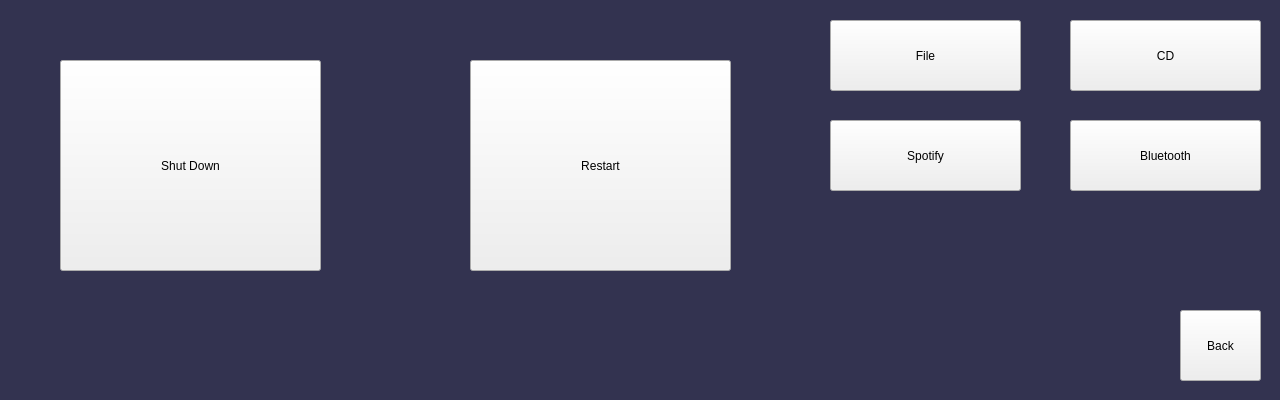
Rodmg/linamp, file mainmenuview.ui: the form before one commit.
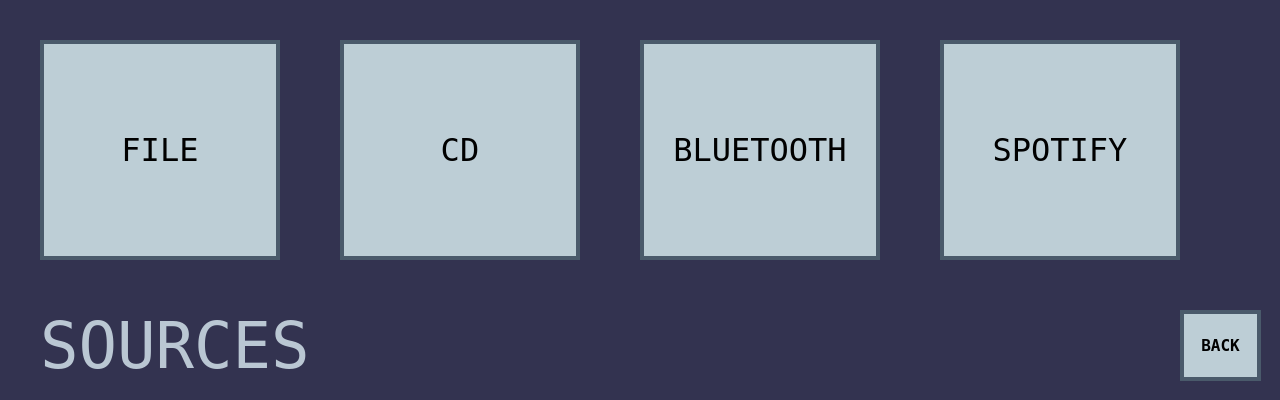
The form after the commit.

The edit to the form file:
```diff
--- a/mainmenuview.ui
+++ b/mainmenuview.ui
@@ -30,40 +30,101 @@
   <widget class="QPushButton" name="fileSourceButton">
    <property name="geometry">
     <rect>
-     <x>830</x>
-     <y>20</y>
-     <width>191</width>
-     <height>71</height>
+     <x>40</x>
+     <y>40</y>
+     <width>240</width>
+     <height>220</height>
     </rect>
    </property>
+   <property name="font">
+    <font>
+     <family>DejaVu Sans Mono</family>
+     <pointsize>24</pointsize>
+     <bold>false</bold>
+     <kerning>true</kerning>
+    </font>
+   </property>
+   <property name="styleSheet">
+    <string notr="true">QPushButton {
+	background-color: #bdced6;
+	border: 4px solid #4a5a6b;
+	border-radius: 0px;
+}
+
+QPushButton:pressed {
+	color: #080810;
+	background-color: #7b8c9c;
+	border: 4px solid #080810;
+}</string>
+   </property>
    <property name="text">
-    <string>File</string>
+    <string>FILE</string>
    </property>
   </widget>
   <widget class="QPushButton" name="btSourceButton">
    <property name="geometry">
     <rect>
-     <x>1070</x>
-     <y>120</y>
-     <width>191</width>
-     <height>71</height>
+     <x>640</x>
+     <y>40</y>
+     <width>240</width>
+     <height>220</height>
     </rect>
    </property>
+   <property name="font">
+    <font>
+     <family>DejaVu Sans Mono</family>
+     <pointsize>24</pointsize>
+     <bold>false</bold>
+    </font>
+   </property>
+   <property name="styleSheet">
+    <string notr="true">QPushButton {
+	background-color: #bdced6;
+	border: 4px solid #4a5a6b;
+	border-radius: 0px;
+}
+
+QPushButton:pressed {
+	color: #080810;
+	background-color: #7b8c9c;
+	border: 4px solid #080810;
+}</string>
+   </property>
    <property name="text">
-    <string>Bluetooth</string>
+    <string>BLUETOOTH</string>
    </property>
   </widget>
   <widget class="QPushButton" name="spotifySourceButton">
    <property name="geometry">
     <rect>
-     <x>830</x>
-     <y>120</y>
-     <width>191</width>
-     <height>71</height>
+     <x>940</x>
+     <y>40</y>
+     <width>240</width>
+     <height>220</height>
     </rect>
    </property>
+   <property name="font">
+    <font>
+     <family>DejaVu Sans Mono</family>
+     <pointsize>24</pointsize>
+     <bold>false</bold>
+    </font>
+   </property>
+   <property name="styleSheet">
+    <string notr="true">QPushButton {
+	background-color: #bdced6;
+	border: 4px solid #4a5a6b;
+	border-radius: 0px;
+}
+
+QPushButton:pressed {
+	color: #080810;
+	background-color: #7b8c9c;
+	border: 4px solid #080810;
+}</string>
+   </property>
    <property name="text">
-    <string>Spotify</string>
+    <string>SPOTIFY</string>
    </property>
   </widget>
   <widget class="QPushButton" name="backButton">
@@ -75,49 +136,89 @@
      <height>71</height>
     </rect>
    </property>
-   <property name="text">
-    <string>Back</string>
+   <property name="font">
+    <font>
+     <family>DejaVu Sans Mono</family>
+     <pointsize>12</pointsize>
+     <bold>true</bold>
+    </font>
    </property>
-  </widget>
-  <widget class="QPushButton" name="shutdownButton">
-   <property name="geometry">
-    <rect>
-     <x>60</x>
-     <y>60</y>
-     <width>261</width>
-     <height>211</height>
-    </rect>
+   <property name="styleSheet">
+    <string notr="true">QPushButton {
+	background-color: #bdced6;
+	border: 4px solid #4a5a6b;
+	border-radius: 0px;
+}
+
+QPushButton:pressed {
+	color: #080810;
+	background-color: #7b8c9c;
+	border: 4px solid #080810;
+}</string>
    </property>
    <property name="text">
-    <string>Shut Down</string>
-   </property>
-  </widget>
-  <widget class="QPushButton" name="restartButton">
-   <property name="geometry">
-    <rect>
-     <x>470</x>
-     <y>60</y>
-     <width>261</width>
-     <height>211</height>
-    </rect>
-   </property>
-   <property name="text">
-    <string>Restart</string>
+    <string>BACK</string>
    </property>
   </widget>
   <widget class="QPushButton" name="cdSourceButton">
    <property name="geometry">
     <rect>
-     <x>1070</x>
-     <y>20</y>
-     <width>191</width>
-     <height>71</height>
+     <x>340</x>
+     <y>40</y>
+     <width>240</width>
+     <height>220</height>
     </rect>
    </property>
+   <property name="font">
+    <font>
+     <family>DejaVu Sans Mono</family>
+     <pointsize>24</pointsize>
+     <bold>false</bold>
+     <kerning>true</kerning>
+    </font>
+   </property>
+   <property name="styleSheet">
+    <string notr="true">QPushButton {
+	background-color: #bdced6;
+	border: 4px solid #4a5a6b;
+	border-radius: 0px;
+}
+
+QPushButton:pressed {
+	color: #080810;
+	background-color: #7b8c9c;
+	border: 4px solid #080810;
+}</string>
+   </property>
    <property name="text">
     <string>CD</string>
    </property>
   </widget>
+  <widget class="QLabel" name="label">
+   <property name="geometry">
+    <rect>
+     <x>40</x>
+     <y>310</y>
+     <width>361</width>
+     <height>71</height>
+    </rect>
+   </property>
+   <property name="font">
+    <font>
+     <family>DejaVu Sans Mono</family>
+     <pointsize>48</pointsize>
+     <bold>false</bold>
+    </font>
+   </property>
+   <property name="styleSheet">
+    <string notr="true">QLabel {
+	color: rgb(186, 199, 211);
+}</string>
+   </property>
+   <property name="text">
+    <string>SOURCES</string>
+   </property>
+  </widget>
  </widget>
  <resources/>
  <connections/>
```
